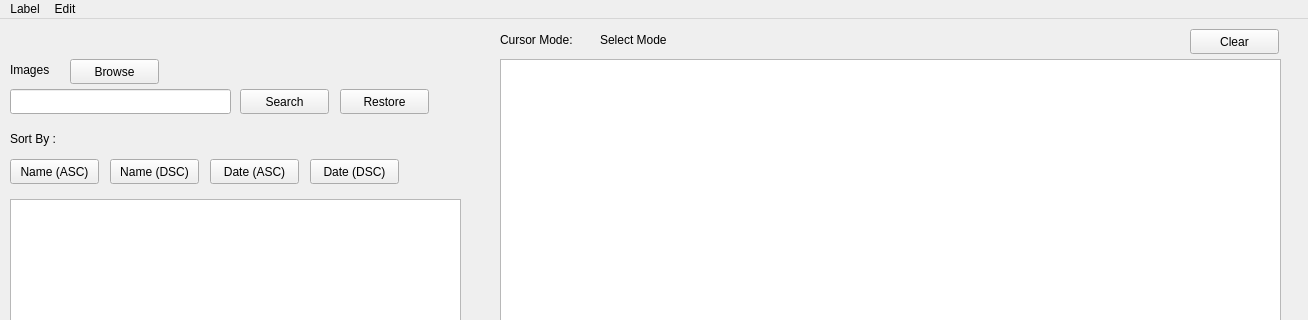
Above: SRC/labeller.ui from amansahil/Smart-Annotate before the change; both pictures show x 0 to 1308 and y 0 to 320 of the 1308 by 778 pixel window. Below: the same form after it.
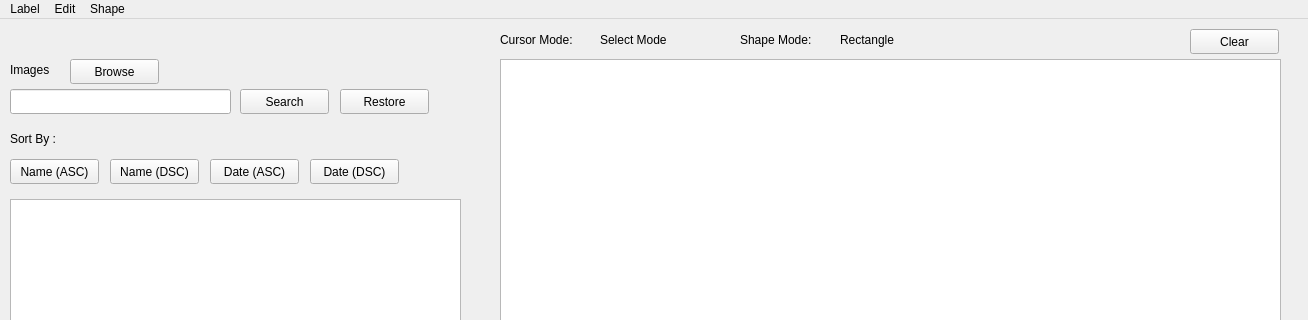
That is the form after the change. Icons and pictures are not drawn.

Patch:
```diff
--- a/SRC/labeller.ui
+++ b/SRC/labeller.ui
@@ -359,7 +359,7 @@
      <rect>
       <x>600</x>
       <y>10</y>
-      <width>151</width>
+      <width>131</width>
       <height>21</height>
      </rect>
     </property>
@@ -393,6 +393,32 @@
      <string>Restore</string>
     </property>
    </widget>
+   <widget class="QLabel" name="label_7">
+    <property name="geometry">
+     <rect>
+      <x>740</x>
+      <y>10</y>
+      <width>91</width>
+      <height>21</height>
+     </rect>
+    </property>
+    <property name="text">
+     <string>Shape Mode:</string>
+    </property>
+   </widget>
+   <widget class="QLabel" name="shapeLabel">
+    <property name="geometry">
+     <rect>
+      <x>840</x>
+      <y>10</y>
+      <width>131</width>
+      <height>21</height>
+     </rect>
+    </property>
+    <property name="text">
+     <string>Rectangle</string>
+    </property>
+   </widget>
   </widget>
   <widget class="QMenuBar" name="menubar">
    <property name="geometry">
@@ -419,8 +445,16 @@
     <addaction name="actionPaste"/>
     <addaction name="actionDelete"/>
    </widget>
+   <widget class="QMenu" name="menuShape">
+    <property name="title">
+     <string>Shape</string>
+    </property>
+    <addaction name="actionRectangle"/>
+    <addaction name="actionSmart_annotate"/>
+   </widget>
    <addaction name="menuLabel"/>
    <addaction name="menuEdit"/>
+   <addaction name="menuShape"/>
   </widget>
   <widget class="QStatusBar" name="statusbar"/>
   <action name="actionMark_Object">
```
Left out of the diff: 10 changed lines with no effect on the pictures.
